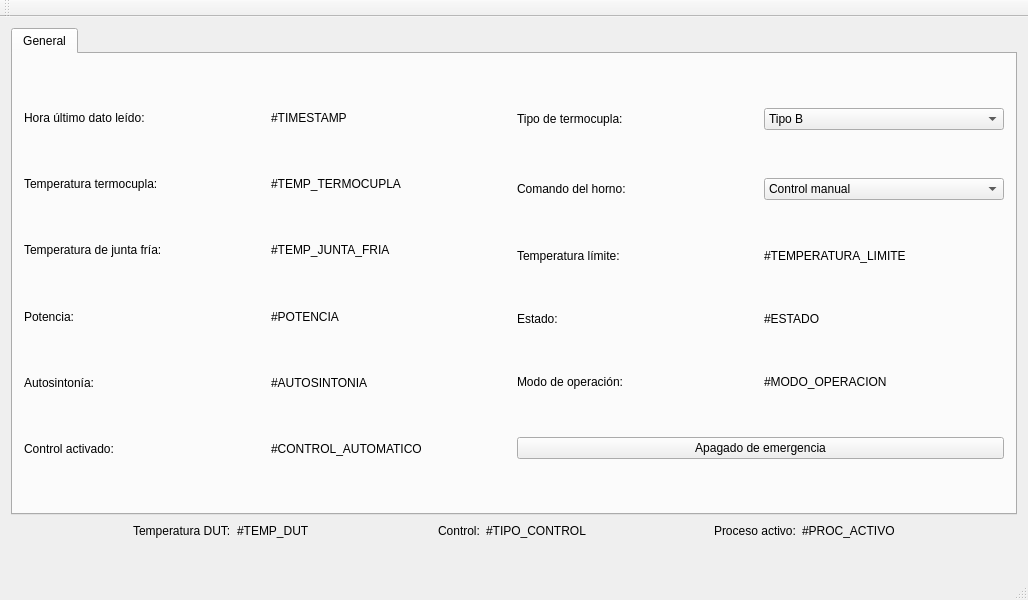
Qt form src/view/general_view.ui (martincrxz/induction-heater-software) before a commit.
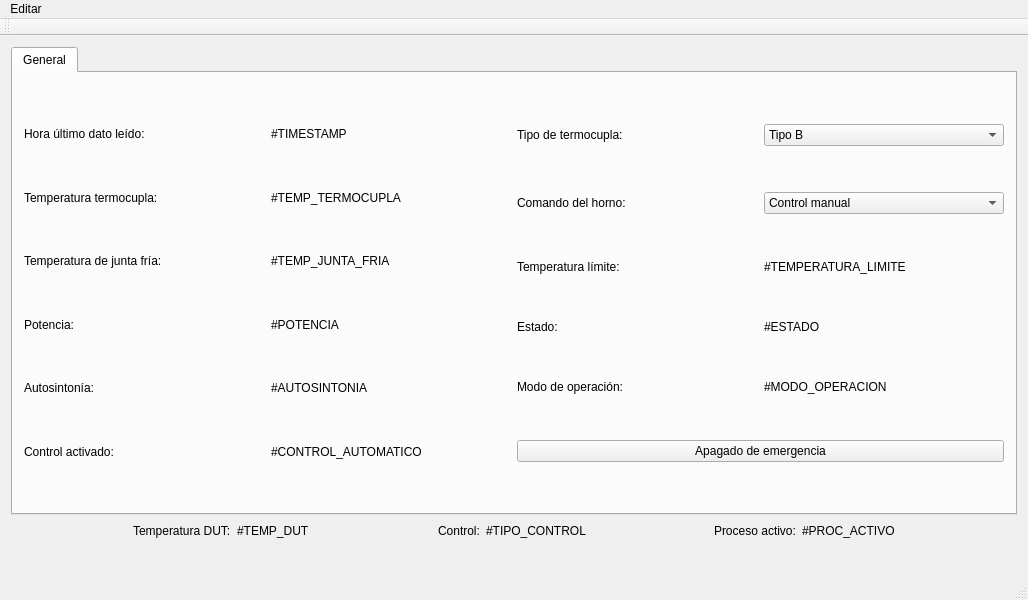
The same form after that commit.

The edit to the form file:
```diff
--- a/src/view/general_view.ui
+++ b/src/view/general_view.ui
@@ -615,6 +615,13 @@
      <height>22</height>
     </rect>
    </property>
+   <widget class="QMenu" name="configurationButton">
+    <property name="title">
+     <string>Editar</string>
+    </property>
+    <addaction name="actionConfiguration"/>
+   </widget>
+   <addaction name="configurationButton"/>
   </widget>
   <widget class="QToolBar" name="mainToolBar">
    <attribute name="toolBarArea">
```
Left out of the diff: 5 changed lines with no effect on the pictures.
